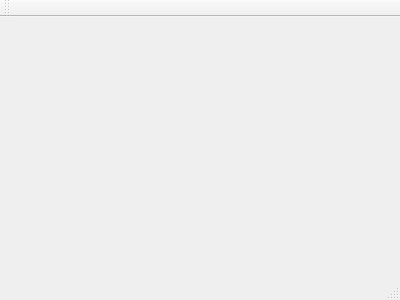
Before: the Qt Designer form mainwindow.ui in CSID-DGU/2019-1-CECD2-HOJE-1, drawn with Qt 5.
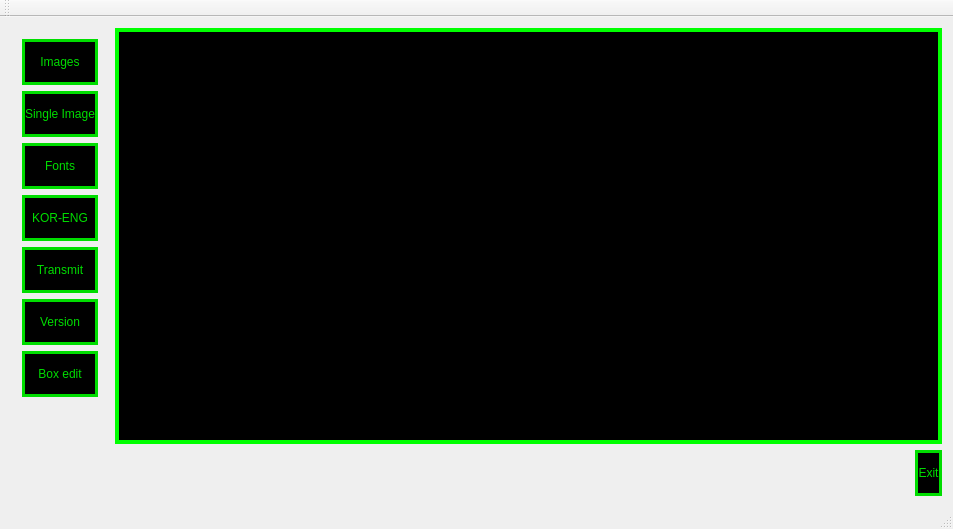
After: the same form once the commit is applied.

```diff
--- a/mainwindow.ui
+++ b/mainwindow.ui
@@ -1,24 +1,266 @@
 <ui version="4.0">
  <class>MainWindow</class>
- <widget class="QMainWindow" name="MainWindow" >
-  <property name="geometry" >
+ <widget class="QMainWindow" name="MainWindow">
+  <property name="geometry">
    <rect>
     <x>0</x>
     <y>0</y>
-    <width>400</width>
-    <height>300</height>
+    <width>953</width>
+    <height>529</height>
    </rect>
   </property>
   <property name="windowTitle" >
    <string>MainWindow</string>
   </property>
-  <widget class="QMenuBar" name="menuBar" />
-  <widget class="QToolBar" name="mainToolBar" />
-  <widget class="QWidget" name="centralWidget" />
-  <widget class="QStatusBar" name="statusBar" />
+  <property name="styleSheet">
+   <string notr="true">QMessageBox {
+    background-color: black;
+    border: 3px solid #00ff00;
+	 font: 75 11pt &quot;White Rabbit&quot;;
+}
+QMessageBox QLabel {
+    color: #00ff00;
+}
+QMessageBox QPushButton {
+  background-color: black;
+  border: 3px solid #00dd00;
+  font: 75 16pt &quot;White Rabbit&quot;;
+  color: #00dd00;
+}
+QMessageBox QPushButton:hover {
+  border: 4px solid #00ff00;
+  font: 75 17pt &quot;White Rabbit&quot;;
+  color: #00ff00;
+}
+
+QDialog {
+    background-color: black;
+    border: 3px solid #00ff00;
+	 font: 75 11pt &quot;White Rabbit&quot;;
+}
+QDialog QLabel {
+    color: #00ff00;
+}
+QDialog QPushButton {
+  background-color: black;
+  border: 3px solid #00dd00;
+  font: 75 16pt &quot;White Rabbit&quot;;
+  color: #00dd00;
+}
+QDialog QPushButton:hover {
+  border: 4px solid #00ff00;
+  font: 75 17pt &quot;White Rabbit&quot;;
+  color: #00ff00;
+}
+
+</string>
+  </property>
+  <widget class="QWidget" name="centralWidget">
+   <property name="styleSheet">
+    <string notr="true">QPushButton {
+  background-color: black;
+  height: 40px;
+  border: 3px solid #00dd00;
+  font: 75 16pt &quot;White Rabbit&quot;;
+  color: #00dd00;
+}
+QPushButton:hover {
+  border: 4px solid #00ff00;
+  font: 75 17pt &quot;White Rabbit&quot;;
+  color: #00ff00;
+} 
+QScrollBar:vertical {
+     border: 2px solid #00ff00;
+     background: black;
+     width: 15px;
+     margin: 22px 0 22px 0;
+ }
+ QScrollBar::handle:vertical {
+	 border: 2px solid black;
+     background: #00ff00;
+ }
+ QScrollBar::add-line:vertical {
+     border: 2px solid #00ff00;
+     background: black;
+     height: 20px;
+     subcontrol-position: bottom;
+     subcontrol-origin: margin;
+ }
+ QScrollBar::sub-line:vertical {
+     border: 2px solid #00ff00;
+     background: black;
+     height: 20px;
+     subcontrol-position: top;
+     subcontrol-origin: margin;
+ }
+ QScrollBar::up-arrow:vertical, QScrollBar::down-arrow:vertical {
+     border: 2px solid black;
+     width: 3px;
+     height: 3px;
+     background: #00ff00;
+ }
+ QScrollBar::add-page:vertical, QScrollBar::sub-page:vertical {
+     background: none;
+ }</string>
+   </property>
+   <layout class="QGridLayout" name="gridLayout">
+    <item row="0" column="0">
+     <widget class="QWidget" name="buttonWidget" native="true">
+      <property name="styleSheet">
+       <string notr="true">
+QPushButton {
+  background-color: black;
+  height: 40px;
+  border: 3px solid #00dd00;
+  font: 75 16pt &quot;White Rabbit&quot;;
+  color: #00dd00;
+}
+QPushButton:hover {
+  border: 4px solid #00ff00;
+  font: 75 17pt &quot;White Rabbit&quot;;
+  color: #00ff00;
+}
+</string>
+      </property>
+      <layout class="QVBoxLayout" name="verticalLayout">
+       <item>
+        <widget class="QPushButton" name="images_train">
+         <property name="text">
+          <string>Images</string>
+         </property>
+        </widget>
+       </item>
+       <item>
+        <widget class="QPushButton" name="singleImage_train">
+         <property name="text">
+          <string>Single Image</string>
+         </property>
+        </widget>
+       </item>
+       <item>
+        <widget class="QPushButton" name="fonts_train">
+         <property name="text">
+          <string>Fonts</string>
+         </property>
+        </widget>
+       </item>
+       <item>
+        <widget class="QPushButton" name="multi_lang">
+         <property name="text">
+          <string>KOR-ENG</string>
+         </property>
+        </widget>
+       </item>
+       <item>
+        <widget class="QPushButton" name="transmit_button">
+         <property name="text">
+          <string>Transmit</string>
+         </property>
+        </widget>
+       </item>
+       <item>
+        <widget class="QPushButton" name="version_button">
+         <property name="text">
+          <string>Version</string>
+         </property>
+        </widget>
+       </item>
+       <item>
+        <widget class="QPushButton" name="box_edit">
+         <property name="styleSheet">
+          <string notr="true">QPushButton.disabled {
+  opacity: 0.6;
+  cursor: not-allowed;
+}</string>
+         </property>
+         <property name="text">
+          <string>Box edit</string>
+         </property>
+        </widget>
+       </item>
+       <item>
+        <spacer name="verticalSpacer">
+         <property name="orientation">
+          <enum>Qt::Vertical</enum>
+         </property>
+         <property name="sizeHint" stdset="0">
+          <size>
+           <width>20</width>
+           <height>40</height>
+          </size>
+         </property>
+        </spacer>
+       </item>
+      </layout>
+     </widget>
+    </item>
+    <item row="0" column="1">
+     <layout class="QVBoxLayout" name="verticalLayout_2">
+      <item>
+       <widget class="QTextEdit" name="textEdit">
+        <property name="styleSheet">
+         <string notr="true">QTextEdit {
+border: 4px solid #00ff00;
+font: 75 11pt &quot;White Rabbit&quot;;
+background-color: black;
+color: #00ff00;
+}
+</string>
+        </property>
+        <property name="verticalScrollBarPolicy">
+         <enum>Qt::ScrollBarAsNeeded</enum>
+        </property>
+       </widget>
+      </item>
+      <item>
+       <layout class="QHBoxLayout" name="horizontalLayout">
+        <item>
+         <spacer name="horizontalSpacer">
+          <property name="orientation">
+           <enum>Qt::Horizontal</enum>
+          </property>
+          <property name="sizeHint" stdset="0">
+           <size>
+            <width>40</width>
+            <height>20</height>
+           </size>
+          </property>
+         </spacer>
+        </item>
+        <item>
+         <widget class="QPushButton" name="quit_button">
+          <property name="text">
+           <string>Exit</string>
+          </property>
+         </widget>
+        </item>
+       </layout>
+      </item>
+     </layout>
+    </item>
+   </layout>
+  </widget>
+  <widget class="QMenuBar" name="menuBar">
+   <property name="geometry">
+    <rect>
+     <x>0</x>
+     <y>0</y>
+     <width>953</width>
+     <height>22</height>
+    </rect>
+   </property>
+  </widget>
+  <widget class="QToolBar" name="mainToolBar">
+   <attribute name="toolBarArea">
+    <enum>TopToolBarArea</enum>
+   </attribute>
+   <attribute name="toolBarBreak">
+    <bool>false</bool>
+   </attribute>
+  </widget>
+  <widget class="QStatusBar" name="statusBar"/>
  </widget>
- <layoutDefault spacing="6" margin="11" />
- <pixmapfunction></pixmapfunction>
+ <layoutdefault spacing="6" margin="11"/>
  <resources/>
  <connections/>
 </ui>
```
Left out of the diff: 3 changed lines with no effect on the pictures.
